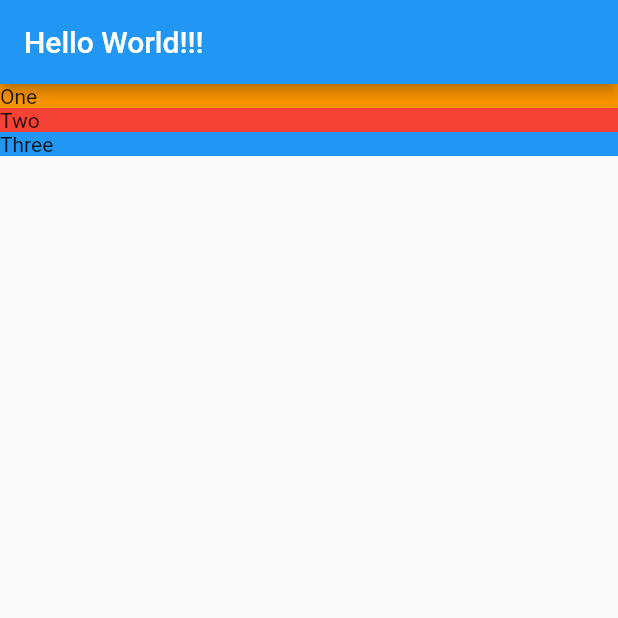
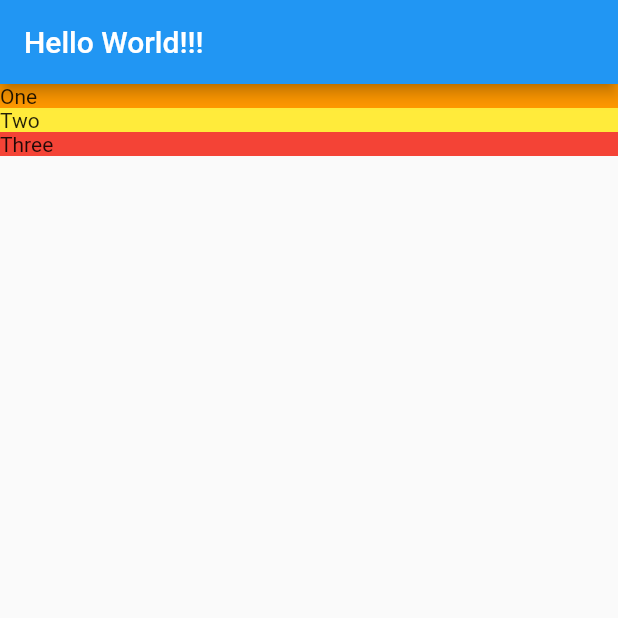
Before and after one commit to gruni1992/flutter_crash_course, a Flutter app: the screen it shows after launch, on a phone screen of 412 x 824 dp, the top half of it. Run offline on Flutter 3.47's test engine with Material 2 defaults, Android fonts, the phone set to English and light mode, and no system bars.

Commit message:
finished lesson 3

```diff
--- /dev/null
+++ b/lib/location_detail.dart
@@ -0,0 +1,30 @@
+ import 'package:flutter/material.dart';
+
+class LocatonDetail extends StatelessWidget{
+  @override
+  Widget build(BuildContext context) {
+    return Scaffold(
+      appBar: AppBar(
+        title: Text("Hello World!!!"),
+      ),
+      body: Column(
+        mainAxisAlignment: MainAxisAlignment.start,
+        crossAxisAlignment: CrossAxisAlignment.stretch,
+        children:[
+          _section("One", Colors.orange),
+          _section("Two", Colors.yellow),
+          _section("Three", Colors.red)
+        ]
+      )
+    );
+  }
+
+  Widget _section(String title, Color color){
+     return Container(
+       decoration: BoxDecoration(
+         color: color
+       ),
+       child: Text(title),
+     );
+  }
+}
```
Also changed, not shown: lib/main.dart (+3 -30 lines).
